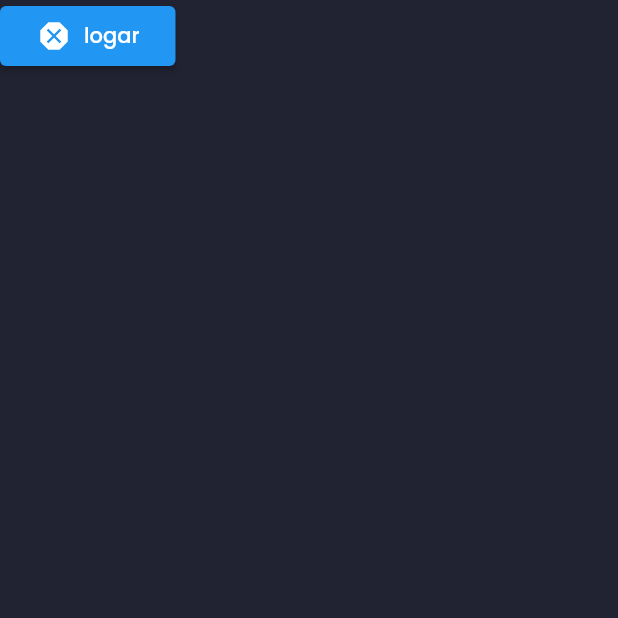
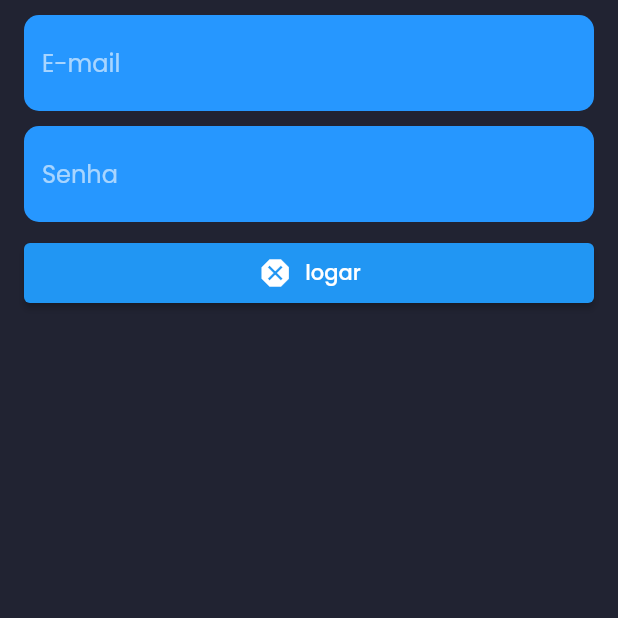
Before and after one commit to manga-easy/app_dashboard, a Flutter app: the screen it shows after launch, on a phone screen of 412 x 824 dp, the top half of it. Run offline on Flutter 3.47's test engine with Material 2 defaults, Android fonts, the phone set to English and light mode, and no system bars; our stand-ins replace appwrite, awesome_notifications, flutter_svg, get, google_fonts; missing offline and left inert: dart_appwrite; statements that could not run were skipped; project files that could hold a hidden picture were left out.

Commit message:
add campos de autenticação

```diff
--- a/lib/modules/auth/views/auth_page.dart
+++ b/lib/modules/auth/views/auth_page.dart
@@ -1,5 +1,6 @@
 import 'package:dashboard_manga_easy/modules/auth/controllers/auth_controller.dart';
 import 'package:dashboard_manga_easy/modules/main/views/widgets/button_padrao.dart';
+import 'package:dashboard_manga_easy/modules/main/views/widgets/campo_padrao.dart';
 import 'package:flutter/material.dart';
 import 'package:get/get.dart';
 
@@ -10,11 +11,19 @@ class AuthPage extends GetView {
   @override
   Widget build(BuildContext context) {
     return Scaffold(
-      body: ButtonPadrao(
-        title: 'logar',
-        icone: Icons.dangerous,
-        onPress: ct.logar,
-      ),
-    );
+        body: ListView(
+      padding: EdgeInsets.symmetric(horizontal: 16, vertical: 10),
+      children: [
+        CampoPadrao(hintText: 'E-mail'),
+        SizedBox(height: 10),
+        CampoPadrao(hintText: 'Senha'),
+        SizedBox(height: 10),
+        ButtonPadrao(
+          title: 'logar',
+          icone: Icons.dangerous,
+          onPress: ct.logar,
+        ),
+      ],
+    ));
   }
 }
```
Also changed, not shown: lib/modules/auth/controllers/auth_controller.dart (+9 -1 lines).
